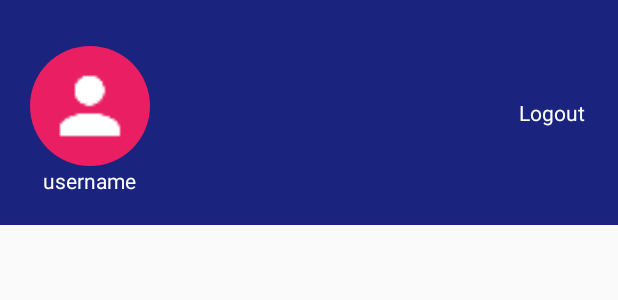
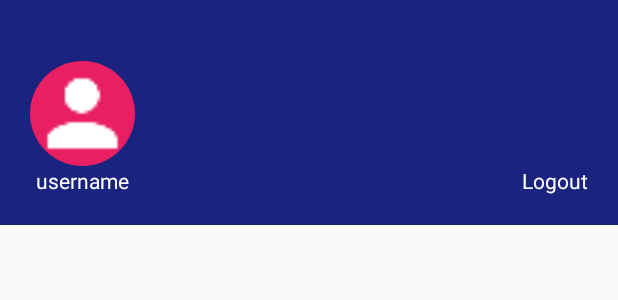
Before and after one commit to vchohan/CookBook, an Android app: the layout nav_header_layout.xml on its own in the app's theme, with its tools: preview values and no code run, on a phone screen of 412 x 824 dp. Shown: the top 300 px of the screen. Run offline under Robolectric (Android 15) with nearby library versions, the phone set to English and light mode, and no system bars.

```diff
--- a/cookbook/src/main/res/layout/nav_header_layout.xml
+++ b/cookbook/src/main/res/layout/nav_header_layout.xml
@@ -6,7 +6,8 @@
         android:background="@color/colorIndigo900"
         android:theme="@style/ThemeOverlay.AppCompat.Dark">
 
-    <RelativeLayout
+    <LinearLayout
+            android:orientation="horizontal"
             android:layout_width="match_parent"
             android:layout_height="match_parent">
 
@@ -20,33 +21,41 @@
 
             <ImageView
                     android:id="@+id/nav_profile_image"
-                    android:layout_width="80dp"
-                    android:layout_height="80dp"
-                    android:padding="@dimen/ten_density_pixel"
+                    android:layout_width="70dp"
+                    android:layout_height="70dp"
+                    android:gravity="center"
                     android:scaleType="fitXY"
                     android:src="@drawable/ic_person_white_24dp"
                     android:background="@drawable/border_view_circle_pink" />
 
             <TextView
                     android:id="@+id/nav_profile_username"
-                    android:layout_width="wrap_content"
+                    android:layout_width="match_parent"
                     android:layout_height="wrap_content"
-                    android:layout_gravity="center"
+                    android:gravity="center"
                     android:text="username"
                     android:textColor="@color/colorWhite" />
 
         </LinearLayout>
 
-        <TextView
-                android:id="@+id/nav_logout"
-                android:layout_width="wrap_content"
-                android:layout_height="wrap_content"
-                android:text="Logout"
-                android:textColor="@color/colorWhite"
-                android:layout_marginEnd="22dp"
-                android:layout_centerVertical="true"
-                android:layout_alignParentEnd="true" />
+        <LinearLayout
+                android:orientation="vertical"
+                android:layout_width="match_parent"
+                android:layout_height="match_parent"
+                android:layout_gravity="right"
+                android:gravity="bottom">
 
-    </RelativeLayout>
+            <TextView
+                    android:id="@+id/nav_logout"
+                    android:layout_width="wrap_content"
+                    android:layout_height="wrap_content"
+                    android:layout_margin="@dimen/twenty_density_pixel"
+                    android:layout_gravity="right"
+                    android:text="Logout"
+                    android:textColor="@color/colorWhite" />
+
+        </LinearLayout>
+
+    </LinearLayout>
 
 </LinearLayout>
--- a/cookbook/src/main/res/layout/splash_activity.xml
+++ b/cookbook/src/main/res/layout/splash_activity.xml
@@ -3,15 +3,14 @@
         android:orientation="vertical"
         android:layout_width="match_parent"
         android:layout_height="match_parent"
-        android:layout_margin="@dimen/twenty_density_pixel">
+        android:layout_margin="@dimen/fifty_density_pixel">
 
     <!-- login form -->
     <LinearLayout
             android:id="@+id/splash_view"
             android:orientation="vertical"
             android:layout_width="match_parent"
-            android:layout_height="wrap_content"
-            android:layout_margin="@dimen/twenty_density_pixel">
+            android:layout_height="wrap_content">
 
         <ImageView
                 android:layout_width="wrap_content"
```
Also changed, not shown: cookbook/src/main/java/com/vchohan/cookbook/CircleTransform.java (added, +57 -0 lines), cookbook/src/main/java/com/vchohan/cookbook/MainActivity.java (+15 -2 lines).
